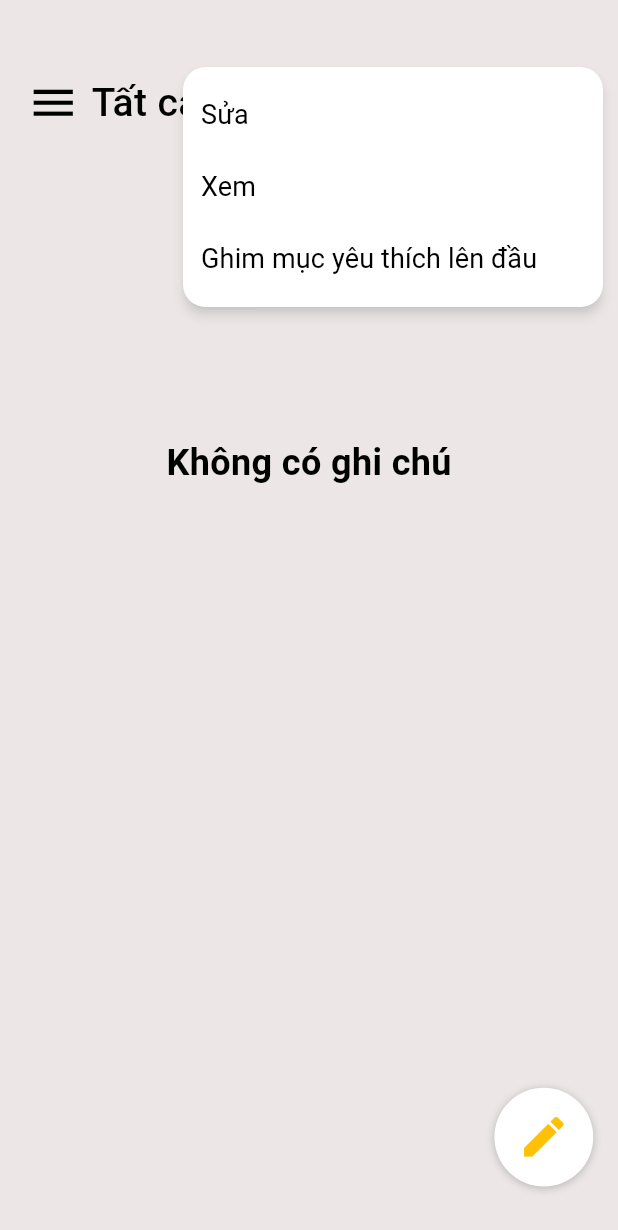
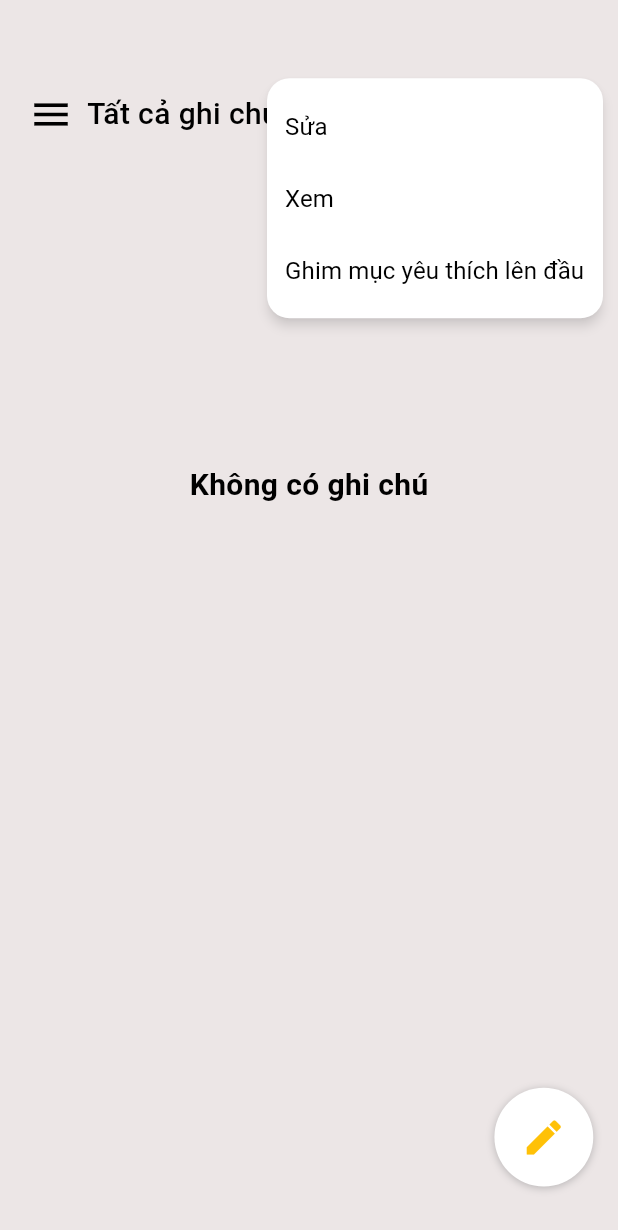
Before and after one commit to NghiaLio/NoteApp, a Flutter app: the screen it shows after launch, scrolled down 206 dp, after a tap on the "more vert" icon, on a phone screen of 412 x 824 dp. Shown: the top 1230 px of the screen. Run offline on Flutter 3.47's test engine with Material 3 defaults, Android fonts, the phone set to English and light mode, and no system bars; our stand-ins replace animated_toggle_switch, bloc, flutter_bloc, shared_preferences, sqflite; missing offline and left inert: top_modal_sheet; accounts and stored records are empty.

Commit message:
fisrt fix

```diff
--- a/lib/Bloc/Events/HomeEvent.dart
+++ b/lib/Bloc/Events/HomeEvent.dart
@@ -76,14 +76,14 @@ class homeEvent extends Cubit<Home_state>{
   }
 
   //update favorite
-  Future<void> updateFavorite(note noteData) async{
+  Future<void> updateFavorite(note noteData, bool isFavorite) async{
     try{
       final note noteUpdate = note(
           id: noteData.id,
           content: noteData.content,
           date: noteData.date,
           date_change: noteData.date_change,
-          isFavorite: true,
+          isFavorite: isFavorite,
           isLock: noteData.isLock,
           isDelete: noteData.isDelete,
           localFolder: noteData.localFolder,
--- a/lib/Bloc/Events/ThemeEvent.dart
+++ b/lib/Bloc/Events/ThemeEvent.dart
@@ -2,15 +2,42 @@ import 'package:bloc/bloc.dart';
 import 'package:flutter/material.dart';
 import 'package:flutter_application_1/Theme/ThemeData.dart';
 
-class themeEvent extends Cubit<ThemeData>{
+import '../../Models/Repo/SharePreferences.dart';
 
-  themeEvent(super.initialState);
+class themeState {
+  ThemeData themeData;
+  themeState(this.themeData);
+}
 
-  void changeTheme(ThemeData _themeData){
-    if(_themeData ==  lightMode){
-      emit(lightMode);
+class themeEvent extends Cubit<themeState>{
+
+  themeEvent(): super(themeState(lightMode));
+  final repoRefs = repoSharePreferences();
+
+  ThemeData? _themeData;
+
+  ThemeData? get themeData => _themeData;
+
+  Future<void> getTheme() async{
+    String result = await repoRefs.getTheme() ?? '';
+    if(result == 'lightMode'){
+      _themeData = lightMode;
+      emit(themeState(lightMode));
+    }else if(result == 'darkMode'){
+      _themeData = darkMode;
+      emit(themeState(darkMode));
+    }
+  }
+
+  void changeTheme(ThemeData theme)async{
+    if(theme ==  lightMode){
+      _themeData = lightMode;
+      await repoRefs.setTheme('lightMode');
+      emit(themeState(lightMode));
     }else{
-      emit(darkMode);
+      _themeData = darkMode;
+      await repoRefs.setTheme('darkMode');
+      emit(themeState(darkMode));
     }
   }
 }
--- a/lib/Models/Repo/SharePreferences.dart
+++ b/lib/Models/Repo/SharePreferences.dart
@@ -38,4 +38,14 @@ class repoSharePreferences{
     final currentIndex = prefs.getInt('currentIndex');
     return currentIndex;
   }
+
+  //Theme
+  Future<void> setTheme(String theme) async{
+    final prefs =await SharedPreferences.getInstance();
+    prefs.setString('theme', theme);
+  }
+  Future<String?> getTheme() async{
+    final prefs = await SharedPreferences.getInstance();
+    return prefs.getString('theme');
+  }
 }
--- a/lib/Views/Components/Drawer.dart
+++ b/lib/Views/Components/Drawer.dart
@@ -23,7 +23,7 @@ class _HomeDrawerState extends State<HomeDrawer> {
   late bool backGroundItemFunction;
 
   void tapToManage(){
-    Navigator.push(context, MaterialPageRoute(builder: (c)=>Managefolder()));
+    Navigator.push(context, MaterialPageRoute(builder: (c)=>const Managefolder()));
   }
 
   void openMoreFolder() {
@@ -57,7 +57,7 @@ class _HomeDrawerState extends State<HomeDrawer> {
       width: size.width * 0.8,
       decoration:  BoxDecoration(
           color: Theme.of(context).colorScheme.primary,
-          borderRadius: BorderRadius.only(
+          borderRadius:  const BorderRadius.only(
             topRight: Radius.circular(15),
             bottomRight: Radius.circular(15),
           )),
@@ -70,11 +70,11 @@ class _HomeDrawerState extends State<HomeDrawer> {
               padding: const EdgeInsets.only(right: 20, top: 20),
               child: IconButton(
                   onPressed: () {
-                    Navigator.push(context, MaterialPageRoute(builder: (c)=>settingScreen()));
+                    Navigator.push(context, MaterialPageRoute(builder: (c)=>const settingScreen()));
                   },
                   icon: Icon(
                     Icons.settings,
-                    size: 32,
+                    size: 26,
                     color: Theme.of(context).colorScheme.onSurface,
                   )),
             ),
@@ -107,7 +107,7 @@ class _HomeDrawerState extends State<HomeDrawer> {
             ),
             //folder
             ItemFunction(
-                isOpenFolder! ? Icons.folder_open : Icons.folder,
+                isOpenFolder ? Icons.folder_open : Icons.folder,
                 "Thư mục",
                 openMoreFolder,
                 context.read<NavigationCubit>().backGroundItemFunction[4],
@@ -115,7 +115,7 @@ class _HomeDrawerState extends State<HomeDrawer> {
             ),
 
             //more folder
-            isOpenFolder!
+            isOpenFolder
                 ? Padding(
                     padding: const EdgeInsets.only(left: 20),
                     child: Column(
@@ -145,7 +145,7 @@ class _HomeDrawerState extends State<HomeDrawer> {
                             const BorderRadius.all(Radius.circular(50))),
                     child: Text(
                       'Quản lý thư mục',
-                      style: TextStyle(fontSize: 20, fontWeight: FontWeight.w600,color:Theme.of(context).colorScheme.surface),
+                      style: TextStyle(fontSize: 18, fontWeight: FontWeight.w600,color:Theme.of(context).colorScheme.surface),
                     ),
                   ),
                 ),
@@ -169,12 +169,12 @@ class _HomeDrawerState extends State<HomeDrawer> {
           onTap: onTap,
           leading: Icon(
             icon,
-            size: 28,
+            size: 26,
             color: colorIcon,
           ),
           title: Text(
             title,
-            style: TextStyle(fontSize: 22, fontWeight: FontWeight.w400, color:Theme.of(context).colorScheme.surface ),
+            style: TextStyle(fontSize: 18, fontWeight: FontWeight.w400, color:Theme.of(context).colorScheme.surface ),
           ),
         ),
       ),
--- a/lib/Views/Components/ItemFolder.dart
+++ b/lib/Views/Components/ItemFolder.dart
@@ -46,7 +46,7 @@ class _ItemfolderState extends State<Itemfolder> {
             duration: const Duration(milliseconds: 200),
             left: widget.isEdit! ? size.width*0.2 : 0,
             child: GestureDetector(
-              onTap:()=> tapToSeenFolder(widget.dataFolder),
+              onTap:()=> widget.isEdit! ? null : tapToSeenFolder(widget.dataFolder),
               child: Container(
                 height: size.width*0.15,
                 color: Theme.of(context).colorScheme.primary,
@@ -55,9 +55,9 @@ class _ItemfolderState extends State<Itemfolder> {
                   children: [
                     Icon(Icons.folder_open, size: 28,color: configColor.rgbaToColor(widget.dataFolder.color),),
                     const SizedBox(width: 30,),
-                    Text(widget.dataFolder.name,style:const TextStyle(
+                    Text(widget.dataFolder.name,style: TextStyle(
                         fontSize: 22,
-                        fontWeight: FontWeight.w400
+                        fontWeight: FontWeight.w400,color: Theme.of(context).colorScheme.surface
                     ))
                   ],
                 ),
--- a/lib/Views/Components/modelSheetColor.dart
+++ b/lib/Views/Components/modelSheetColor.dart
@@ -43,9 +43,9 @@ class _modelSheetColorState extends State<modelSheetColor> {
             children: [
               Text(
                 'Thay đổi màu thư mục',
-                style: TextStyle(fontSize: 21, fontWeight: FontWeight.w700,color: Theme.of(context).colorScheme.surface),
+                style: TextStyle(fontSize: 18, fontWeight: FontWeight.w700,color: Theme.of(context).colorScheme.surface),
               ),
-              const SizedBox(height: 15,),
+              const SizedBox(height: 10,),
               SizedBox(
                 height:MediaQuery.of(context).size.height*0.13 ,
                 width: MediaQuery.of(context).size.width,
@@ -76,7 +76,7 @@ class _modelSheetColorState extends State<modelSheetColor> {
                     width: MediaQuery.of(context).size.width,
                     child: const Text(
                       'Hủy',
-                      style: TextStyle(fontSize: 25,fontWeight: FontWeight.w600, color: Colors.blueAccent),
+                      style: TextStyle(fontSize: 18,fontWeight: FontWeight.w600, color: Colors.blueAccent),
                     ),
                   ),
                 ),
--- a/lib/Views/OfficeView/Home.dart
+++ b/lib/Views/OfficeView/Home.dart
@@ -108,7 +108,7 @@ class _HomeState extends State<Home> {
             child: Text(
               'Lưới (nhỏ)',
               style: TextStyle(
-                  fontSize: 18,
+                  fontSize: 16,
                   fontWeight: FontWeight.w400,
                   color: initialLayout == 'luoi-nho'
                       ? Colors.deepOrange
@@ -120,7 +120,7 @@ class _HomeState extends State<Home> {
             child: Text(
               'Lưới (vừa)',
               style: TextStyle(
-                  fontSize: 18,
+                  fontSize: 16,
                   fontWeight: FontWeight.w400,
                   color: initialLayout == 'luoi-vua'
                       ? Colors.deepOrange
@@ -133,7 +133,7 @@ class _HomeState extends State<Home> {
             child: Text(
               'Danh sách',
               style: TextStyle(
-                  fontSize: 18,
+                  fontSize: 16,
                   fontWeight: FontWeight.w400,
                   color: initialLayout == 'danh-sach'
                       ? Colors.deepOrange
@@ -277,7 +277,11 @@ class _HomeState extends State<Home> {
   void addFavorite(List<note> list_note) {
     for (int i = 0; i < checkEdit!.length; i++) {
       if (checkEdit![i] == true) {
-        context.read<homeEvent>().updateFavorite(list_note[i]);
+        if(list_note[i].isFavorite){
+          context.read<homeEvent>().updateFavorite(list_note[i], false);
+        }else{
+          context.read<homeEvent>().updateFavorite(list_note[i], true);
+        }
       }
     }
     checkEdit = checkEdit!.map((e) => false).toList();
@@ -392,21 +396,21 @@ class _HomeState extends State<Home> {
         value: 'edit',
         child: Text(
           'Sửa',
-          style: TextStyle(fontSize: 18, fontWeight: FontWeight.w400, color: Theme.of(context).colorScheme.surface),
+          style: TextStyle(fontSize: 16, fontWeight: FontWeight.w400, color: Theme.of(context).colorScheme.surface),
         ),
       ),
        PopupMenuItem(
         value: 'watch',
         child: Text(
           'Xem',
-          style: TextStyle(fontSize: 18, fontWeight: FontWeight.w400,color: Theme.of(context).colorScheme.surface),
+          style: TextStyle(fontSize: 16, fontWeight: FontWeight.w400,color: Theme.of(context).colorScheme.surface),
         ),
       ),
        PopupMenuItem(
         value: 'favorite',
         child: Text(
           'Ghim mục yêu thích lên đầu',
-          style: TextStyle(fontSize: 18, fontWeight: FontWeight.w400,color: Theme.of(context).colorScheme.surface),
+          style: TextStyle(fontSize: 16, fontWeight: FontWeight.w400,color: Theme.of(context).colorScheme.surface),
         ),
       ),
     ];
@@ -415,21 +419,21 @@ class _HomeState extends State<Home> {
         value: 'Tiêu đề',
         child: Text(
           'Tiêu đề',
-          style: TextStyle(fontSize: 18, fontWeight: FontWeight.w400,color: Theme.of(context).colorScheme.surface),
+          style: TextStyle(fontSize: 14, fontWeight: FontWeight.w400,color: Theme.of(context).colorScheme.surface),
         ),
       ),
       PopupMenuItem(
         value: 'Ngày tạo',
         child: Text(
           'Ngày tạo',
-          style: TextStyle(fontSize: 18, fontWeight: FontWeight.w400, color: Theme.of(context).colorScheme.surface),
+          style: TextStyle(fontSize: 14, fontWeight: FontWeight.w400, color: Theme.of(context).colorScheme.surface),
         ),
       ),
       PopupMenuItem(
         value: 'Ngày sửa đổi',
         child: Text(
           'Ngày sửa đổi',
-          style: TextStyle(fontSize: 18, fontWeight: FontWeight.w400,color: Theme.of(context).colorScheme.surface),
+          style: TextStyle(fontSize: 14, fontWeight: FontWeight.w400,color: Theme.of(context).colorScheme.surface),
         ),
       ),
     ];
@@ -449,11 +453,16 @@ class _HomeState extends State<Home> {
           }
           return WillPopScope(
             onWillPop: () async {
-              setState(() {
-                checkEdit = checkEdit!.map((e) => false).toList();
-                isEdit = false;
-              });
-              return false;
+              if(isEdit){
+                setState(() {
+                  checkEdit = checkEdit!.map((e) => false).toList();
+                  isEdit = false;
+                });
+                return false;
+              }else{
+                return true;
+              }
+
             },
             child: Stack(
               alignment: Alignment.bottomCenter,
@@ -489,7 +498,7 @@ class _HomeState extends State<Home> {
                                             Text(
                                               widget.headerTitle,
                                               style: TextStyle(
-                                                  fontSize: 40,
+                                                  fontSize: 30,
                                                   fontWeight: FontWeight.w600,
                                                 color: Theme.of(context).colorScheme.surface
                                               ),
@@ -513,7 +522,7 @@ class _HomeState extends State<Home> {
                               Padding(
                                 padding: const EdgeInsets.only(top: 10),
                                 child: SizedBox(
-                                  height: size.height * 1 / 10 - 15,
+                                  height: size.height * 1 / 10,
                                   child: Row(
                                     mainAxisAlignment:
                                         MainAxisAlignment.spaceBetween,
@@ -525,12 +534,12 @@ class _HomeState extends State<Home> {
                                                   onPressed: widget.openDrawer,
                                                   icon: Icon(
                                                     Icons.menu,
-                                                    size: 35, color: Theme.of(context).colorScheme.surface
+                                                    size: 30, color: Theme.of(context).colorScheme.surface
                                                   ))
                                               : Column(
                                                   children: [
                                                     Transform.scale(
-                                                      scale: 1.5,
+                                                      scale: 1.2,
                                                       child: Checkbox(
                                                         value: isCheckAll,
                                                         activeColor: Colors.red,
@@ -544,7 +553,7 @@ class _HomeState extends State<Home> {
                                                     Text(
                                                       'Tất cả',
                                                       style: TextStyle(
-                                                          fontSize: 16,
+                                                          fontSize: 14,
                                                           fontWeight:
                                                               FontWeight.w400,
                                                           color: Theme.of(context).colorScheme.surface
@@ -563,7 +572,7 @@ class _HomeState extends State<Home> {
                                                   ? 'Tất cả ghi chú'
                                                   : 'Chọn ghi chú',
                                               style: TextStyle(
-                                                  fontSize: 26,
+                                                  fontSize: 20,
                                                   fontWeight: FontWeight.w500,
                                                   color: Theme.of(context).colorScheme.surface
                                               ),
@@ -578,7 +587,7 @@ class _HomeState extends State<Home> {
                                                     onPressed: tapToSearchView,
                                                     icon: Icon(
                                                       Icons.search,
-                                                      size: 30,
+                                                      size: 28,
                                                         color: Theme.of(context).colorScheme.surface
                                                     )),
                                                 Theme(
@@ -591,7 +600,7 @@ class _HomeState extends State<Home> {
                                                     key: _menuButtonKey,
                                                     itemBuilder: (context) =>
                                                         listOption,
-                                                    iconSize: 32,
+                                                    iconSize: 28,
                                                     shape:
                                                         const RoundedRectangleBorder(
                                                             borderRadius:
@@ -641,7 +650,7 @@ class _HomeState extends State<Home> {
                                                 child: Text(
                                                   nameSort,
                                                   style: TextStyle(
-                                                      fontSize: 18,
+                                                      fontSize: 14,
                                                       fontWeight:
                                                           FontWeight.w400,
                                                       color:
@@ -715,7 +724,7 @@ class _HomeState extends State<Home> {
                                         child: Text(
                                           'Không có ghi chú',
                                           style: TextStyle(
-                                              fontSize: 24,
+                                              fontSize: 20,
                                               fontWeight: FontWeight.w600,
                                               color: Theme.of(context).colorScheme.surface
                                           ),
@@ -755,7 +764,7 @@ class _HomeState extends State<Home> {
                                     value: '',
                                     child: Text( isFavorite ?  'Thêm vào mục yêu thích' : 'Bỏ khỏi mục yêu thích',
                                         style:TextStyle(
-                                            fontSize: 18,
+                                            fontSize: 14,
                                             fontWeight: FontWeight.w400,color: Theme.of(context).colorScheme.surface)),
                                   )
                                 ],
@@ -766,14 +775,14 @@ class _HomeState extends State<Home> {
                                 color: Theme.of(context).colorScheme.primary,
                                 child: Icon(
                                   Icons.more_vert,
-                                  size: 30,
+                                  size: 26,
                                   color: Theme.of(context).colorScheme.onSurface,
                                 ),
                               ),
                               Text(
                                 'Nhiều hơn',
                                 style: TextStyle(
-                                    fontSize: 16, fontWeight: FontWeight.w400,color: Theme.of(context).colorScheme.onSurface),
+                                    fontSize: 14, fontWeight: FontWeight.w400,color: Theme.of(context).colorScheme.onSurface),
                               )
                             ],
                           )
@@ -807,7 +816,7 @@ class _HomeState extends State<Home> {
                             child: const Icon(
                               Icons.edit,
                               color: Colors.amber,
-                              size: 35,
+                              size: 30,
                             ),
                           ),
                         ),
@@ -827,16 +836,12 @@ class _HomeState extends State<Home> {
           setState(() {
             isEdit = false;
           });
-          ScaffoldMessenger.of(context)
-              .showSnackBar(const SnackBar(content: Text('delete success')));
           fetchData();
         }
         if (state is updateSucees) {
           setState(() {
             isEdit = false;
           });
-          ScaffoldMessenger.of(context)
-              .showSnackBar(const SnackBar(content: Text('note is locked')));
           fetchData();
         }
       },
@@ -891,7 +896,7 @@ class _HomeState extends State<Home> {
                       : Text(
                           note_data.content,
                           style: TextStyle(
-                              fontSize: 16, overflow: TextOverflow.ellipsis,color: Theme.of(context).colorScheme.surface),
+                              fontSize: 14, overflow: TextOverflow.ellipsis,color: Theme.of(context).colorScheme.surface),
                           maxLines: null,
                         ),
                 ),
@@ -922,7 +927,7 @@ class _HomeState extends State<Home> {
           Text(
             note_data.title,
             style: TextStyle(
-                fontSize: 22,
+                fontSize: 20,
                 fontWeight: FontWeight.w700,
                 color: Theme.of(context).colorScheme.surface,
                 overflow: TextOverflow.ellipsis),
@@ -931,7 +936,7 @@ class _HomeState extends State<Home> {
           Text(
             '${DateTime.parse(note_data.date).day}-${DateTime.parse(note_data.date).month}-${DateTime.parse(note_data.date).year}',
             style: TextStyle(
-                fontSize: 18,
+                fontSize: 14,
                 color: Theme.of(context).colorScheme.onSurface,
                 fontWeight: FontWeight.w400),
           )
@@ -982,7 +987,7 @@ class _HomeState extends State<Home> {
                   // title
                   Text(
                     note_data.title,
-                    style: const TextStyle(fontSize: 20, fontWeight: FontWeight.w600),
+                    style: const TextStyle(fontSize: 16, fontWeight: FontWeight.w600),
                   ),
                   const SizedBox(
                     height: 5,
@@ -991,7 +996,7 @@ class _HomeState extends State<Home> {
                   Text(
                     '${DateTime.parse(note_data.date).day}/${DateTime.parse(note_data.date).month}/${DateTime.parse(note_data.date).year} ',
                     style: TextStyle(
-                        fontSize: 16,
+                        fontSize: 14,
                         fontWeight: FontWeight.w400,
                         color: Theme.of(context).colorScheme.onSurface),
                   ),
@@ -1005,7 +1010,7 @@ class _HomeState extends State<Home> {
                       : Text(
                           note_data.content,
                           style: const TextStyle(
-                              fontSize: 18,
+                              fontSize: 14,
                               fontWeight: FontWeight.w400,
                               overflow: TextOverflow.ellipsis),
                           maxLines: 4,
@@ -1059,12 +1064,12 @@ class _HomeState extends State<Home> {
         children: [
           Icon(
             icon,
-            size: 30,
+            size: 24,
             color: Theme.of(context).colorScheme.onSurface,
           ),
           Text(
             text,
-            style: const TextStyle(fontSize: 16, fontWeight: FontWeight.w400),
+            style: const TextStyle(fontSize: 14, fontWeight: FontWeight.w400),
           )
         ],
       ),
--- a/lib/Views/OfficeView/NoteScreen.dart
+++ b/lib/Views/OfficeView/NoteScreen.dart
@@ -130,14 +130,14 @@ class _NotescreenState extends State<Notescreen> {
               onPressed: backTap,
               icon: Icon(
                 Icons.arrow_back_ios_new,
-                size: 30, color: Theme.of(context).colorScheme.surface
+                size: 24, color: Theme.of(context).colorScheme.surface
               )),
           title: GestureDetector(
             onTap: _showTop,
             child: Text(
               titleText!,
               style: TextStyle(
-                  fontSize: 26,
+                  fontSize: 22,
                   fontWeight: FontWeight.w700,
                   color: !isHaveTitle!
                       ? Theme.of(context).colorScheme.onSurface
@@ -158,7 +158,7 @@ class _NotescreenState extends State<Notescreen> {
                     EdgeInsets.symmetric(vertical: 20, horizontal: 15),
                 border: InputBorder.none,
               ),
-              style:  TextStyle(fontSize: 22, fontWeight: FontWeight.w400, color:Theme.of(context).colorScheme.surface ),
+              style:  TextStyle(fontSize: 18, fontWeight: FontWeight.w400, color:Theme.of(context).colorScheme.surface ),
               cursorColor: Colors.red,
               maxLines: null,
             ),
--- a/lib/main.dart
+++ b/lib/main.dart
@@ -25,7 +25,7 @@ class MyApp extends StatelessWidget {
   Widget build(BuildContext context) {
     return  MultiBlocProvider(
       providers: [
-        BlocProvider(create: (create)=>themeEvent(lightMode)),
+        BlocProvider(create: (create)=>themeEvent()..getTheme()),
         BlocProvider(create: (create) => Opendrawer(false)),
         BlocProvider(create: (create) => NavigationCubit()),
         BlocProvider(create: (create)=> homeEvent()),
@@ -34,9 +34,9 @@ class MyApp extends StatelessWidget {
         BlocProvider(create: (create)=>LayoutCubit()),
         BlocProvider(create: (create)=>manageFolderCubit()..getAllFolder()),
       ],
-      child: BlocBuilder<themeEvent,ThemeData>(
+      child: BlocBuilder<themeEvent,themeState>(
         builder: (context,state) {
-          ThemeData _theme = state;
+          ThemeData _theme = state.themeData;
           return MaterialApp(
               home:const Mainhome(),
             theme: _theme,
```
Also changed, not shown: lib/Views/Components/DialogPassword.dart (+6 -2 lines), lib/Views/Components/Topsheet.dart (+6 -6 lines), lib/Views/Components/modelSheet.dart (+8 -8 lines), lib/Views/Components/modelsheetName.dart (+7 -7 lines), lib/Views/OfficeView/ManageFolder.dart (+14 -13 lines), lib/Views/OfficeView/NoteOfFolder.dart (+23 -19 lines), lib/Views/OfficeView/Setting.dart (+20 -10 lines).
